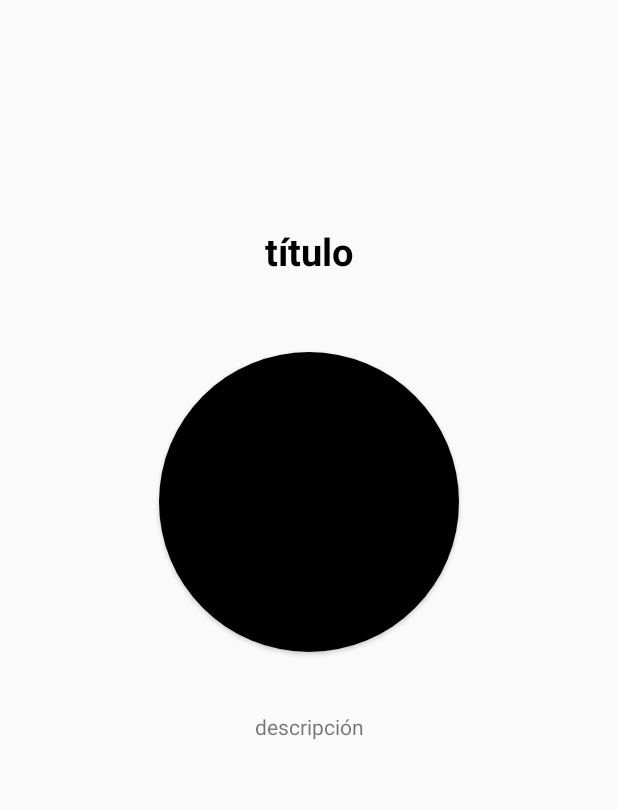
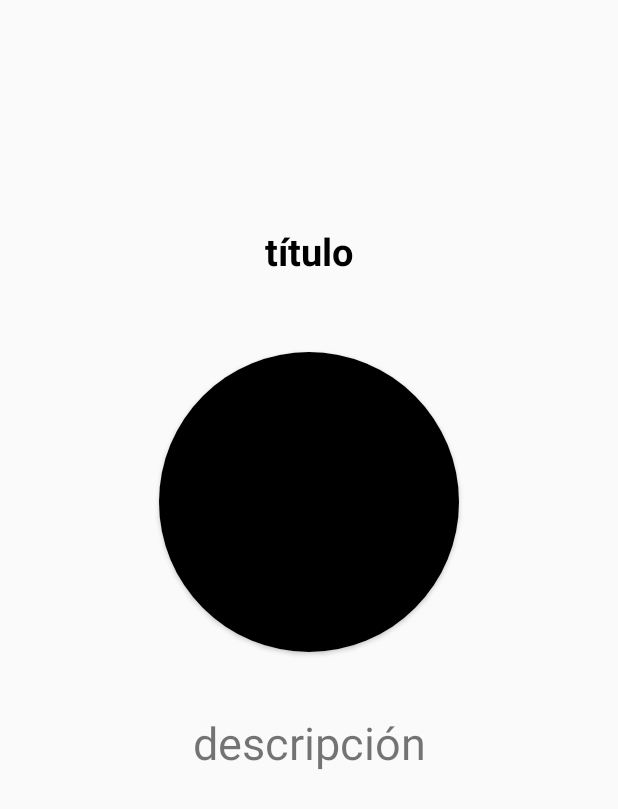
Before and after one commit to AndresSotoLopez/DI, an Android app: the layout activity_detail.xml on its own in the app's theme, with its tools: preview values and no code run, on a phone screen of 412 x 824 dp. Shown: the top 809 px of the screen. Run offline under Robolectric (Android 15) with nearby library versions, the phone set to English and light mode, and no system bars; network calls fail.

Commit message:
Tarea #5 sprint5, añadido un estilo para la descripción del detail_activity

```diff
--- a/sprint4android/MyOtherCatalog/app/src/main/res/layout/activity_detail.xml
+++ b/sprint4android/MyOtherCatalog/app/src/main/res/layout/activity_detail.xml
@@ -45,7 +45,7 @@
         android:layout_width="match_parent"
         android:layout_height="wrap_content"
         android:text="descripción"
-        android:textAlignment="center"
+        style="@style/description"
         android:layout_marginEnd="10dp"
         android:layout_marginStart="10dp"
         android:layout_marginTop="40dp"
--- a/sprint4android/MyOtherCatalog/app/src/main/res/values/styles.xml
+++ b/sprint4android/MyOtherCatalog/app/src/main/res/values/styles.xml
@@ -7,4 +7,11 @@
         <item name="android:textStyle">bold</item>
     </style>
 
+    <style name="description">
+
+        <item name="android:textAlignment">center</item>
+        <item name="android:textSize">30sp</item>
+
+    </style>
+
 </resources>
```
